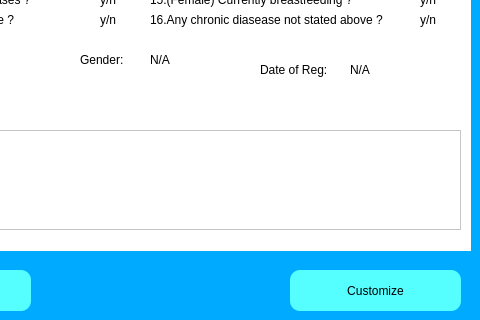
Above: patients_window_detailed.ui from Fayadkhan8911/Medico-Desktop-App before the change; both pictures show x 320 to 800 and y 280 to 600 of the 800 by 600 pixel window. Below: the same form after it.
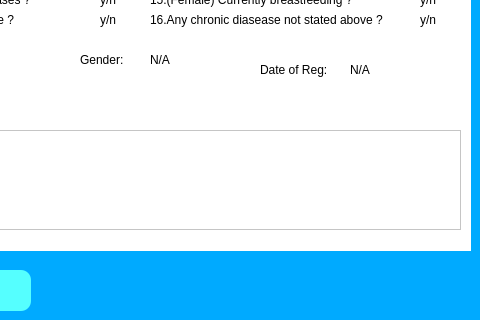
That is the form after the change. Icons and pictures are not drawn.

```diff
--- a/patients_window_detailed.ui
+++ b/patients_window_detailed.ui
@@ -1215,27 +1215,6 @@
     </property>
    </widget>
   </widget>
-  <widget class="QPushButton" name="edit_pat">
-   <property name="geometry">
-    <rect>
-     <x>610</x>
-     <y>550</y>
-     <width>171</width>
-     <height>41</height>
-    </rect>
-   </property>
-   <property name="styleSheet">
-    <string notr="true">border-top-left-radius:10px;
-font: 10pt &quot;MS Shell Dlg 2&quot;;
-border-bottom-left-radius:10px;
-border-top-right-radius:10px;
-border-bottom-right-radius:10px;
-background-color: rgb(85, 255, 255);</string>
-   </property>
-   <property name="text">
-    <string>Customize</string>
-   </property>
-  </widget>
   <widget class="QPushButton" name="return_pat">
    <property name="geometry">
     <rect>
```
